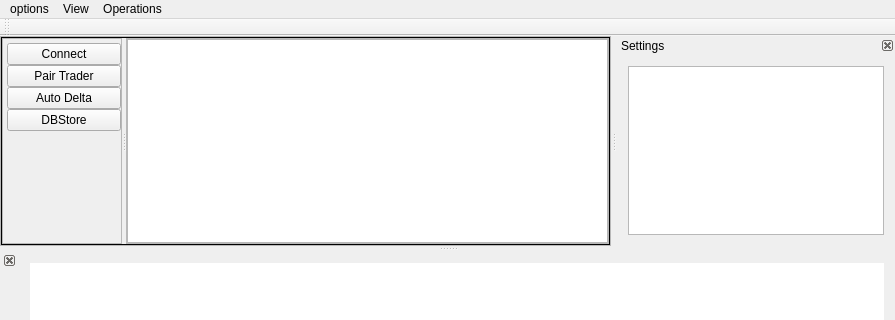
The window that IbTradeQt/MainSystem/ibtradesystemview.ui (CloseToAlgoTrading/IbTradeQtDev) describes before a commit, drawn with Qt 5; both pictures show x 0 to 895 and y 0 to 320 of the 895 by 488 pixel window.
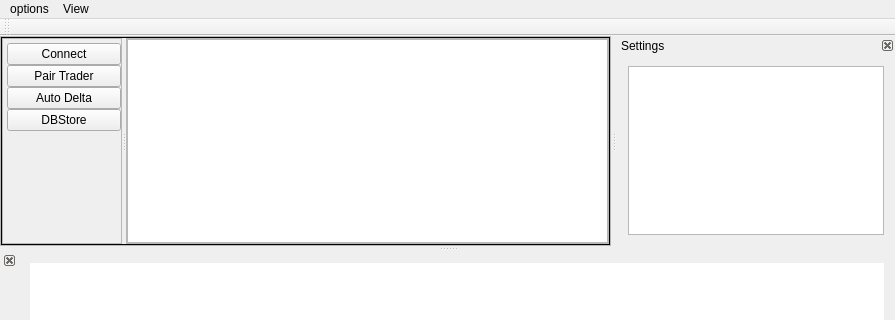
The same window after the commit.

Patch:
```diff
--- a/IbTradeQt/MainSystem/ibtradesystemview.ui
+++ b/IbTradeQt/MainSystem/ibtradesystemview.ui
@@ -223,16 +223,8 @@
     <addaction name="actionShow_Log"/>
     <addaction name="actionSetting"/>
    </widget>
-   <widget class="QMenu" name="menuOperations">
-    <property name="title">
-     <string>Operations</string>
-    </property>
-    <addaction name="actionAdd_Model"/>
-    <addaction name="actionRemove_Model"/>
-   </widget>
    <addaction name="menuclear_log"/>
    <addaction name="menuView"/>
-   <addaction name="menuOperations"/>
   </widget>
   <widget class="QToolBar" name="mainToolBar">
    <attribute name="toolBarArea">
```
